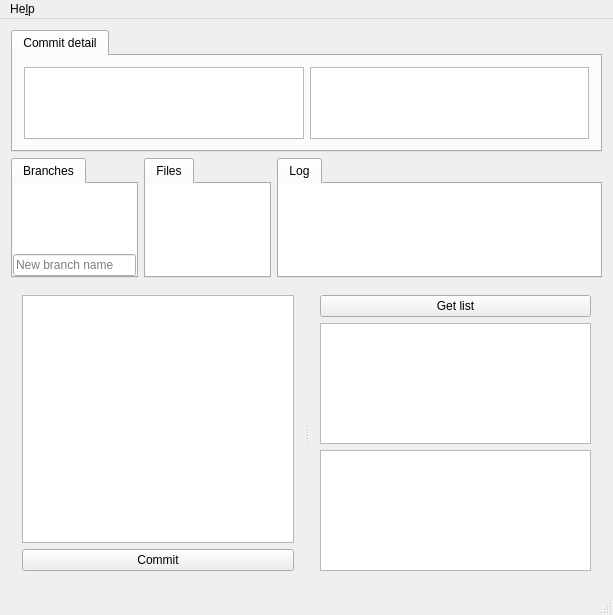
Qt form Git-z/mainwindow.ui (ybznek/git-z) before a commit.
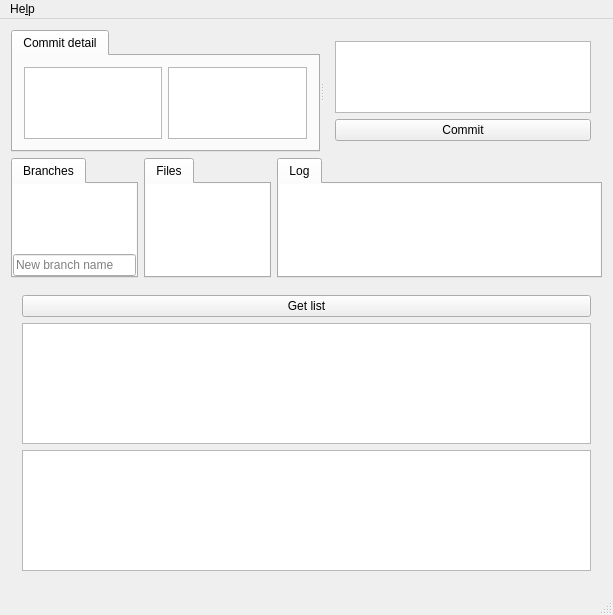
The same form after that commit.

Diff of the .ui file:
```diff
--- a/Git-z/mainwindow.ui
+++ b/Git-z/mainwindow.ui
@@ -16,8 +16,10 @@
   <widget class="QWidget" name="centralWidget">
    <layout class="QVBoxLayout" name="verticalLayout_3">
     <item>
-     <layout class="QHBoxLayout" name="horizontalLayout_2">
-      <item>
+     <widget class="QSplitter" name="splitter_2">
+      <property name="orientation">
+       <enum>Qt::Horizontal</enum>
+      </property>
        <widget class="QTabWidget" name="tabWidget_4">
         <property name="currentIndex">
          <number>0</number>
@@ -36,8 +38,34 @@
          </layout>
         </widget>
        </widget>
-      </item>
-     </layout>
+      <widget class="QWidget" name="layoutWidget_2">
+       <layout class="QVBoxLayout" name="verticalLayout">
+        <item>
+         <widget class="QPlainTextEdit" name="commitMessage">
+          <property name="sizePolicy">
+           <sizepolicy hsizetype="MinimumExpanding" vsizetype="Expanding">
+            <horstretch>0</horstretch>
+            <verstretch>0</verstretch>
+           </sizepolicy>
+          </property>
+         </widget>
+        </item>
+        <item>
+         <widget class="QPushButton" name="commitButton">
+          <property name="sizePolicy">
+           <sizepolicy hsizetype="MinimumExpanding" vsizetype="Fixed">
+            <horstretch>0</horstretch>
+            <verstretch>0</verstretch>
+           </sizepolicy>
+          </property>
+          <property name="text">
+           <string>Commit</string>
+          </property>
+         </widget>
+        </item>
+       </layout>
+      </widget>
+     </widget>
     </item>
     <item>
      <layout class="QHBoxLayout" name="horizontalLayout">
@@ -262,34 +290,7 @@
       <property name="orientation">
        <enum>Qt::Horizontal</enum>
       </property>
-      <widget class="QWidget" name="">
-       <layout class="QVBoxLayout" name="verticalLayout">
-        <item>
-         <widget class="QPlainTextEdit" name="commitMessage">
-          <property name="sizePolicy">
-           <sizepolicy hsizetype="MinimumExpanding" vsizetype="Expanding">
-            <horstretch>0</horstretch>
-            <verstretch>0</verstretch>
-           </sizepolicy>
-          </property>
-         </widget>
-        </item>
-        <item>
-         <widget class="QPushButton" name="commitButton">
-          <property name="sizePolicy">
-           <sizepolicy hsizetype="MinimumExpanding" vsizetype="Fixed">
-            <horstretch>0</horstretch>
-            <verstretch>0</verstretch>
-           </sizepolicy>
-          </property>
-          <property name="text">
-           <string>Commit</string>
-          </property>
-         </widget>
-        </item>
-       </layout>
-      </widget>
-      <widget class="QWidget" name="">
+      <widget class="QWidget" name="layoutWidget">
        <layout class="QVBoxLayout" name="verticalLayout_2">
         <item>
          <widget class="QPushButton" name="refreshButton">
```
Lines whose indentation alone changed are shown as unchanged.
